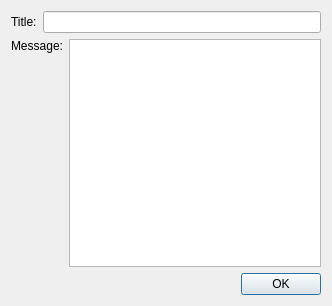
AHB99/note-keeper-with-gui, file NoteKeeperWithGUI/AddNoteDialog.ui: the form before one commit.
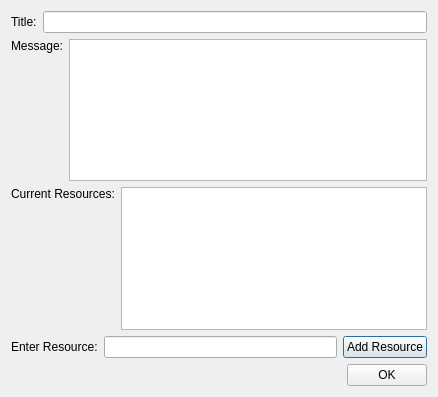
The form after the commit.

Commit message: Added Add Note resource link adding ability

The edit to the form file:
```diff
--- a/NoteKeeperWithGUI/AddNoteDialog.ui
+++ b/NoteKeeperWithGUI/AddNoteDialog.ui
@@ -6,16 +6,16 @@
    <rect>
     <x>0</x>
     <y>0</y>
-    <width>332</width>
-    <height>306</height>
+    <width>438</width>
+    <height>397</height>
    </rect>
   </property>
   <property name="windowTitle">
    <string>AddNoteDialog</string>
   </property>
-  <layout class="QVBoxLayout" name="verticalLayout_3">
+  <layout class="QVBoxLayout" name="verticalLayout_4">
    <item>
-    <layout class="QVBoxLayout" name="verticalLayout_2">
+    <layout class="QVBoxLayout" name="verticalLayout_3">
      <item>
       <layout class="QHBoxLayout" name="horizontalLayout_2">
        <item>
@@ -61,6 +61,58 @@
        </item>
       </layout>
      </item>
+     <item>
+      <layout class="QHBoxLayout" name="horizontalLayout_5">
+       <item>
+        <layout class="QVBoxLayout" name="verticalLayout_2">
+         <item>
+          <widget class="QLabel" name="CurrentResourcesDirectLabel">
+           <property name="text">
+            <string>Current Resources:</string>
+           </property>
+          </widget>
+         </item>
+         <item>
+          <spacer name="verticalSpacer_2">
+           <property name="orientation">
+            <enum>Qt::Vertical</enum>
+           </property>
+           <property name="sizeHint" stdset="0">
+            <size>
+             <width>20</width>
+             <height>17</height>
+            </size>
+           </property>
+          </spacer>
+         </item>
+        </layout>
+       </item>
+       <item>
+        <widget class="QListWidget" name="currentResourcesList"/>
+       </item>
+      </layout>
+     </item>
+     <item>
+      <layout class="QHBoxLayout" name="horizontalLayout_4">
+       <item>
+        <widget class="QLabel" name="enterResourceDirectLabel">
+         <property name="text">
+          <string>Enter Resource:</string>
+         </property>
+        </widget>
+       </item>
+       <item>
+        <widget class="QLineEdit" name="addResourceLineEdit"/>
+       </item>
+       <item>
+        <widget class="QPushButton" name="addResourceButton">
+         <property name="text">
+          <string>Add Resource</string>
+         </property>
+        </widget>
+       </item>
+      </layout>
+     </item>
      <item>
       <layout class="QHBoxLayout" name="horizontalLayout_3">
        <item>
```
The commit also changes 8 other files.
